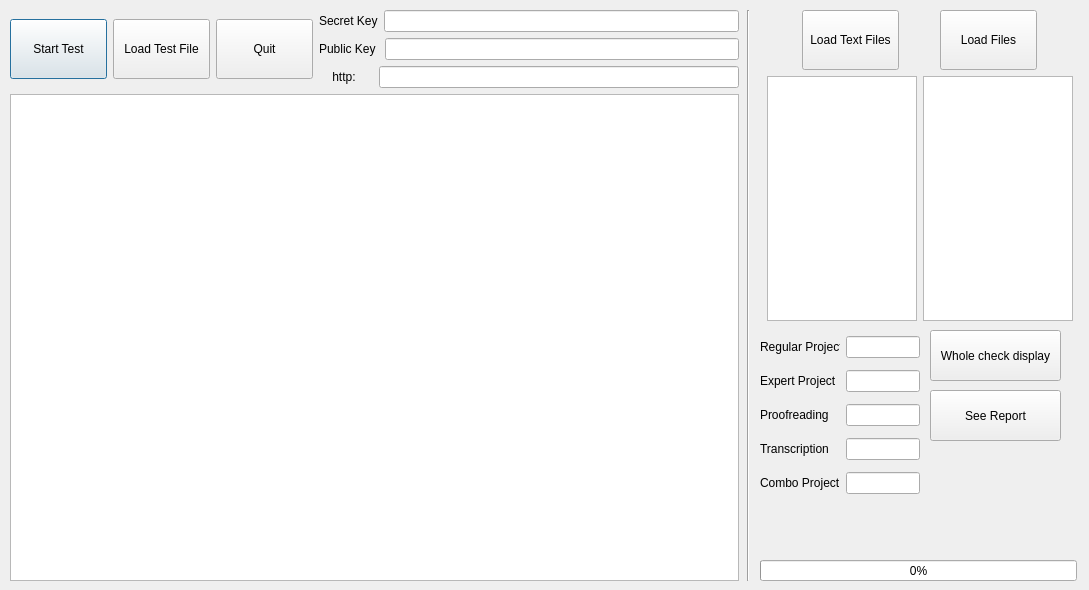
yvgenyk/API-Test2, file main_design.ui: the form before one commit.
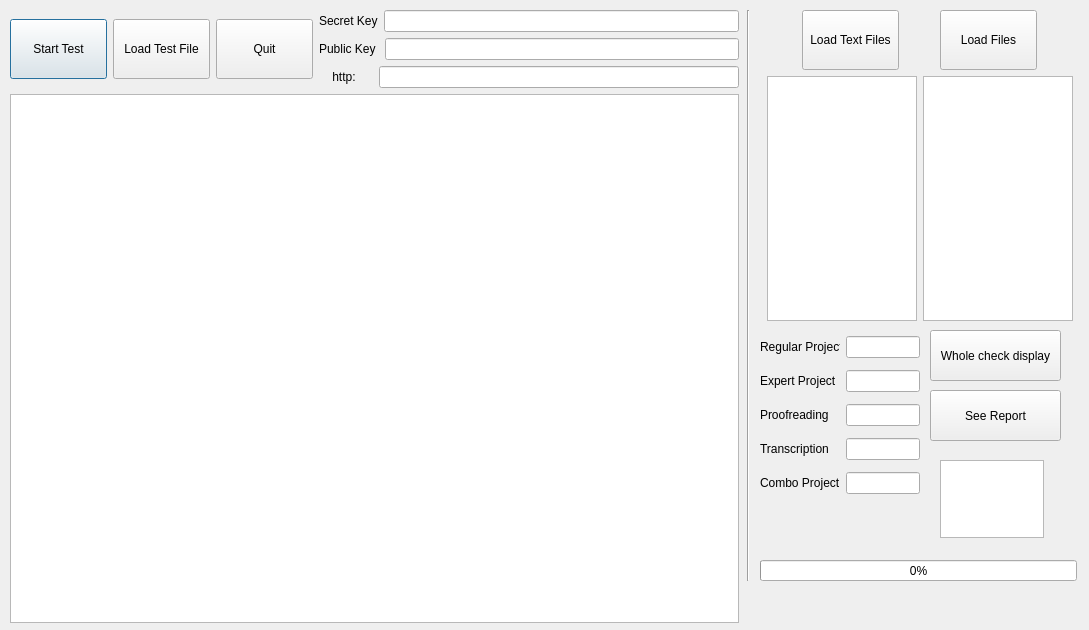
The form after the commit.

Patch:
```diff
--- a/main_design.ui
+++ b/main_design.ui
@@ -7,7 +7,7 @@
     <x>0</x>
     <y>0</y>
     <width>1089</width>
-    <height>590</height>
+    <height>630</height>
    </rect>
   </property>
   <property name="windowTitle">
@@ -19,26 +19,10 @@
      <x>10</x>
      <y>10</y>
      <width>729</width>
-     <height>571</height>
+     <height>613</height>
     </rect>
    </property>
    <layout class="QGridLayout" name="gridLayout">
-    <item row="1" column="0">
-     <widget class="QTextEdit" name="textEdit">
-      <property name="sizePolicy">
-       <sizepolicy hsizetype="MinimumExpanding" vsizetype="Expanding">
-        <horstretch>0</horstretch>
-        <verstretch>0</verstretch>
-       </sizepolicy>
-      </property>
-      <property name="minimumSize">
-       <size>
-        <width>700</width>
-        <height>450</height>
-       </size>
-      </property>
-     </widget>
-    </item>
     <item row="0" column="0">
      <layout class="QGridLayout" name="gridLayout_2">
       <item row="0" column="3">
@@ -144,6 +128,16 @@
       </item>
      </layout>
     </item>
+    <item row="1" column="0">
+     <widget class="QTableWidget" name="tableWidget">
+      <property name="minimumSize">
+       <size>
+        <width>0</width>
+        <height>500</height>
+       </size>
+      </property>
+     </widget>
+    </item>
    </layout>
   </widget>
   <widget class="QWidget" name="horizontalLayoutWidget">
@@ -429,6 +423,16 @@
     <string>See Report</string>
    </property>
   </widget>
+  <widget class="QTextEdit" name="textEdit">
+   <property name="geometry">
+    <rect>
+     <x>940</x>
+     <y>460</y>
+     <width>104</width>
+     <height>78</height>
+    </rect>
+   </property>
+  </widget>
  </widget>
  <resources/>
  <connections/>
```
